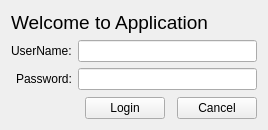
Before: the Qt Designer form ui/auth.ui in kiozet/TaskManagerWithAI, drawn with Qt 5.
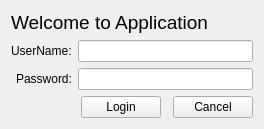
After: the same form once the commit is applied.

Commit message: Able sizing in auth

The edit to the form file:
```diff
--- a/ui/auth.ui
+++ b/ui/auth.ui
@@ -7,14 +7,14 @@
     <x>0</x>
     <y>0</y>
     <width>264</width>
-    <height>130</height>
+    <height>128</height>
    </rect>
   </property>
-  <property name="maximumSize">
-   <size>
-    <width>264</width>
-    <height>130</height>
-   </size>
+  <property name="sizePolicy">
+   <sizepolicy hsizetype="Expanding" vsizetype="Expanding">
+    <horstretch>0</horstretch>
+    <verstretch>0</verstretch>
+   </sizepolicy>
   </property>
   <property name="windowTitle">
    <string>Frame</string>
@@ -22,11 +22,11 @@
   <layout class="QVBoxLayout" name="verticalLayout">
    <item>
     <widget class="QLabel" name="welcum_label_auth">
-     <property name="minimumSize">
-      <size>
-       <width>246</width>
-       <height>23</height>
-      </size>
+     <property name="sizePolicy">
+      <sizepolicy hsizetype="Expanding" vsizetype="Expanding">
+       <horstretch>0</horstretch>
+       <verstretch>0</verstretch>
+      </sizepolicy>
      </property>
      <property name="font">
       <font>
@@ -51,7 +51,14 @@
       </widget>
      </item>
      <item row="0" column="1">
-      <widget class="QLineEdit" name="usr_text_auth"/>
+      <widget class="QLineEdit" name="usr_text_auth">
+       <property name="sizePolicy">
+        <sizepolicy hsizetype="Expanding" vsizetype="Expanding">
+         <horstretch>0</horstretch>
+         <verstretch>0</verstretch>
+        </sizepolicy>
+       </property>
+      </widget>
      </item>
      <item row="1" column="0">
       <widget class="QLabel" name="password_label_auth">
@@ -62,6 +69,12 @@
      </item>
      <item row="1" column="1">
       <widget class="QLineEdit" name="password_text_auth">
+       <property name="sizePolicy">
+        <sizepolicy hsizetype="Expanding" vsizetype="Expanding">
+         <horstretch>0</horstretch>
+         <verstretch>0</verstretch>
+        </sizepolicy>
+       </property>
        <property name="echoMode">
         <enum>QLineEdit::Password</enum>
        </property>
@@ -102,6 +115,12 @@
      </item>
      <item>
       <widget class="QPushButton" name="login_button_auth">
+       <property name="sizePolicy">
+        <sizepolicy hsizetype="Expanding" vsizetype="Expanding">
+         <horstretch>0</horstretch>
+         <verstretch>0</verstretch>
+        </sizepolicy>
+       </property>
        <property name="text">
         <string>Login</string>
        </property>
@@ -109,6 +128,12 @@
      </item>
      <item>
       <widget class="QPushButton" name="cancel_button_auth">
+       <property name="sizePolicy">
+        <sizepolicy hsizetype="Expanding" vsizetype="Expanding">
+         <horstretch>0</horstretch>
+         <verstretch>0</verstretch>
+        </sizepolicy>
+       </property>
        <property name="text">
         <string>Cancel</string>
        </property>
```
Left out of the diff: 12 changed lines with no effect on the pictures.
